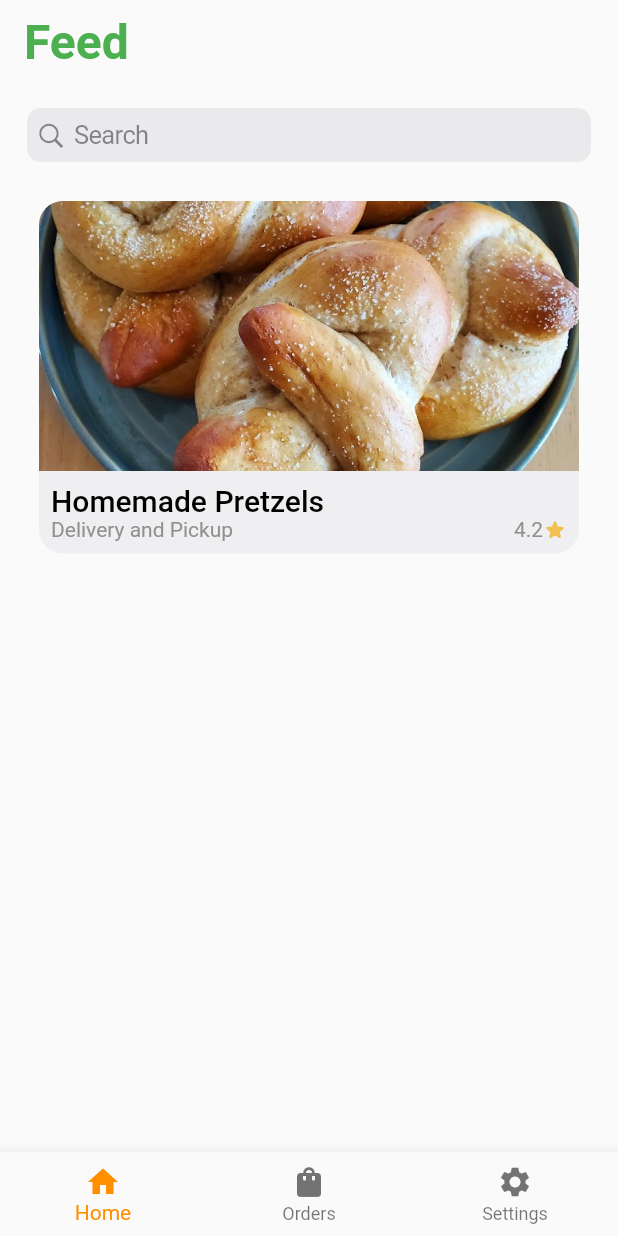
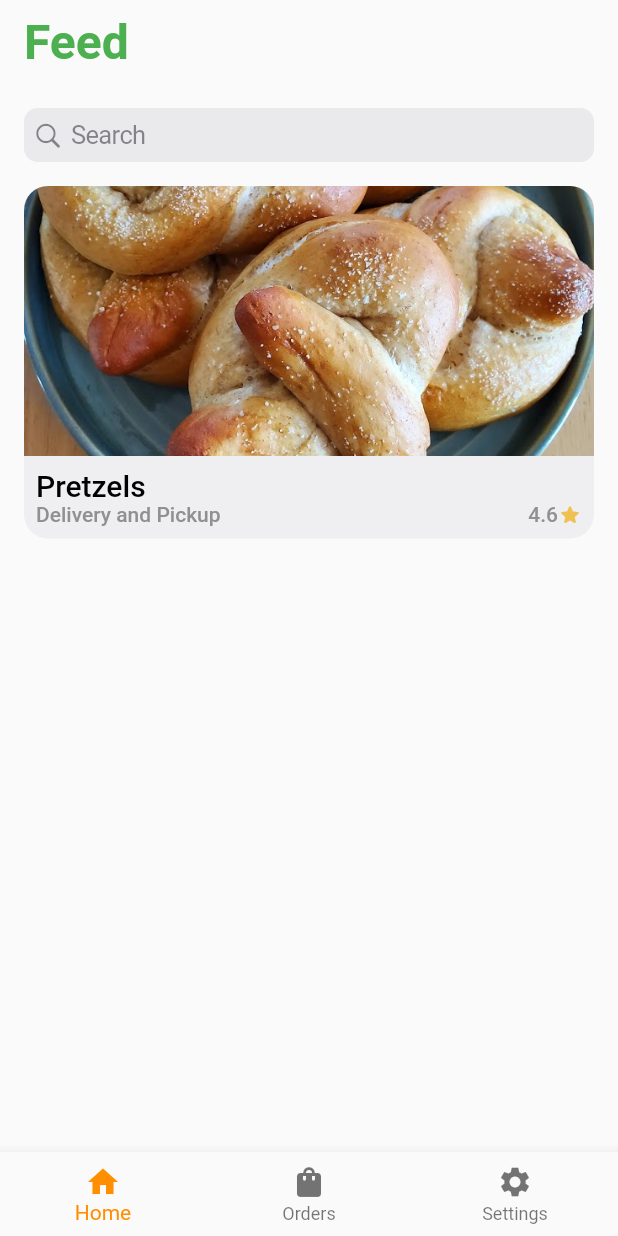
Before and after one commit to Cofu-HackSC/client, a Flutter app: the screen it shows after launch, on a phone screen of 412 x 824 dp. Run offline on Flutter 3.47's test engine with Material 2 defaults, Android fonts, the phone set to English and light mode, and no system bars; our stand-ins replace sliding_up_panel; missing offline and left inert: dart:html.

Commit message:
did stuff

```diff
--- a/app/lib/components/feed_tile.dart
+++ b/app/lib/components/feed_tile.dart
@@ -1,18 +1,26 @@
 import 'package:app/components/themed_text.dart';
 import 'package:app/global/app_theme.dart';
+import 'package:app/models/item.dart';
+import 'package:app/pages/item_info.dart';
 import 'package:flutter/material.dart';
 
 class FeedTile extends StatelessWidget {
+  final Item item;
+  FeedTile(this.item);
+
   @override
   Widget build(BuildContext context) {
     return Padding(
-      padding: const EdgeInsets.all(22.0),
-      child: Card(
-        color: AppTheme.backgroundLighGray,
-        elevation: 0,
-        shape: RoundedRectangleBorder(
-          borderRadius: BorderRadius.circular(16),
-        ),
+      padding: const EdgeInsets.all(16),
+      child: TextButton(
+        onPressed: () => Navigator.push(
+            context, MaterialPageRoute(builder: (c) => ItemInfoPage(item))),
+        style: TextButton.styleFrom(
+            backgroundColor: AppTheme.backgroundLighGray,
+            shape: RoundedRectangleBorder(
+              borderRadius: BorderRadius.circular(16),
+            ),
+            padding: EdgeInsets.zero),
         child: ClipRRect(
           borderRadius: BorderRadius.circular(16),
           child: Column(
@@ -30,17 +38,29 @@ class FeedTile extends StatelessWidget {
                   crossAxisAlignment: CrossAxisAlignment.start,
                   children: [
                     ThemedText(
-                      'Homemade Pretzels',
+                      item.name,
                       type: Type.h2,
                     ),
                     Row(
                       mainAxisAlignment: MainAxisAlignment.spaceBetween,
                       children: [
                         ThemedText(
-                          'Delivery and Pickup',
+                          '${item.delivery ? item.pickup ? 'Delivery and Pickup' : 'Delivery' : item.pickup ? 'Pickup' : 'Error'}',
                           type: Type.subtitle,
                         ),
-                        Stars(4.2),
+                        Row(
+                          children: [
+                            ThemedText(
+                              item.avgItemRating.toString(),
+                              type: Type.subtitle,
+                            ),
+                            Icon(
+                              Icons.star_rounded,
+                              size: 16,
+                              color: AppTheme.star,
+                            ),
+                          ],
+                        ),
                       ],
                     ),
                   ],
@@ -53,25 +73,3 @@ class FeedTile extends StatelessWidget {
     );
   }
 }
-
-class Stars extends StatelessWidget {
-  final double stars;
-  Stars(this.stars);
-
-  @override
-  Widget build(BuildContext context) {
-    return Row(
-      children: [
-        ThemedText(
-          stars.toString(),
-          type: Type.subtitle,
-        ),
-        Icon(
-          Icons.star_rounded,
-          size: 16,
-          color: AppTheme.star,
-        ),
-      ],
-    );
-  }
-}
--- a/app/lib/main.dart
+++ b/app/lib/main.dart
@@ -1,4 +1,5 @@
 import 'package:app/pages/home.dart';
+import 'package:app/pages/item_info.dart';
 import 'package:app/pages/login.dart';
 import 'package:flutter/material.dart';
 
--- /dev/null
+++ b/app/lib/models/item.dart
@@ -0,0 +1,19 @@
+class Item {
+  String itemID, sellerID, name, photoURL, ingredients, description;
+  double cost, avgItemRating;
+  int stock;
+  bool delivery, pickup;
+
+  Item(
+      {this.itemID,
+      this.sellerID,
+      this.name,
+      this.photoURL,
+      this.ingredients,
+      this.description,
+      this.cost,
+      this.avgItemRating,
+      this.stock,
+      this.delivery,
+      this.pickup});
+}
--- a/app/lib/pages/feed.dart
+++ b/app/lib/pages/feed.dart
@@ -1,14 +1,23 @@
 import 'package:app/components/feed_tile.dart';
 import 'package:app/components/header.dart';
+import 'package:app/models/item.dart';
 import 'package:flutter/cupertino.dart';
 import 'package:flutter/material.dart';
 
-class FeedPage extends StatefulWidget {
-  @override
-  _FeedPageState createState() => _FeedPageState();
-}
+class FeedPage extends StatelessWidget {
+  final List<Item> items = [
+    new Item(
+      name: 'Pretzels',
+      avgItemRating: 4.6,
+      delivery: true,
+      pickup: true,
+      ingredients: 'Flour, Milk, Yeast, Olive Oil, Sugar, Salt, Baking Soda',
+      description: 'A yummy yummy for your tummy treat made by yours truely.',
+      cost: 1.60,
+      stock: 16,
+    )
+  ];
 
-class _FeedPageState extends State<FeedPage> {
   @override
   Widget build(BuildContext context) {
     return CustomScrollView(
@@ -16,14 +25,15 @@ class _FeedPageState extends State<FeedPage> {
         Header('Feed'),
         SliverToBoxAdapter(
           child: Padding(
-            padding: const EdgeInsets.symmetric(horizontal: 18.0),
+            padding: const EdgeInsets.symmetric(horizontal: 16),
             child: CupertinoSearchTextField(),
           ),
         ),
         SliverList(
-          delegate: SliverChildListDelegate([
-            FeedTile(),
-          ]),
+          delegate: SliverChildBuilderDelegate(
+            (c, i) => FeedTile(items[i]),
+            childCount: items.length,
+          ),
         )
       ],
     );
--- a/app/pubspec.yaml
+++ b/app/pubspec.yaml
@@ -13,6 +13,7 @@ dependencies:
     sdk: flutter
 
   cupertino_icons: ^1.0.2
+  sliding_up_panel: ^1.0.2
 
 dev_dependencies:
   flutter_test:
```
Also changed, not shown: app/lib/models/cook_profile.dart (added, +8 -0 lines), app/lib/models/user.dart (added, +21 -0 lines), app/lib/pages/item_info.dart (added, +139 -0 lines), app/pubspec.lock.
